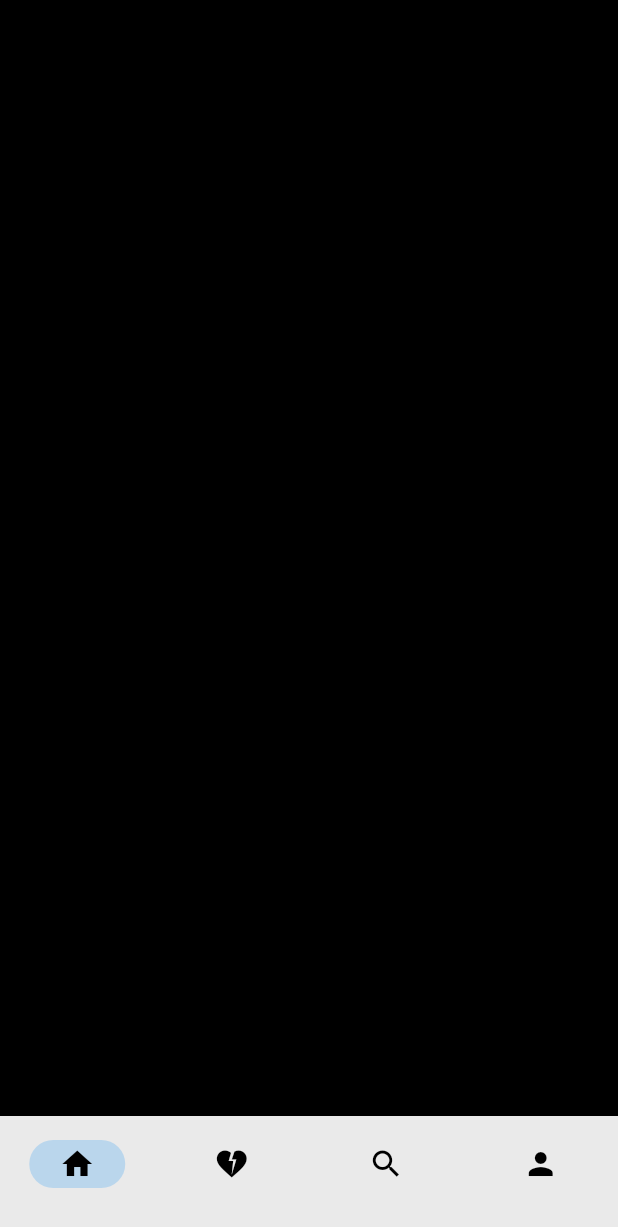
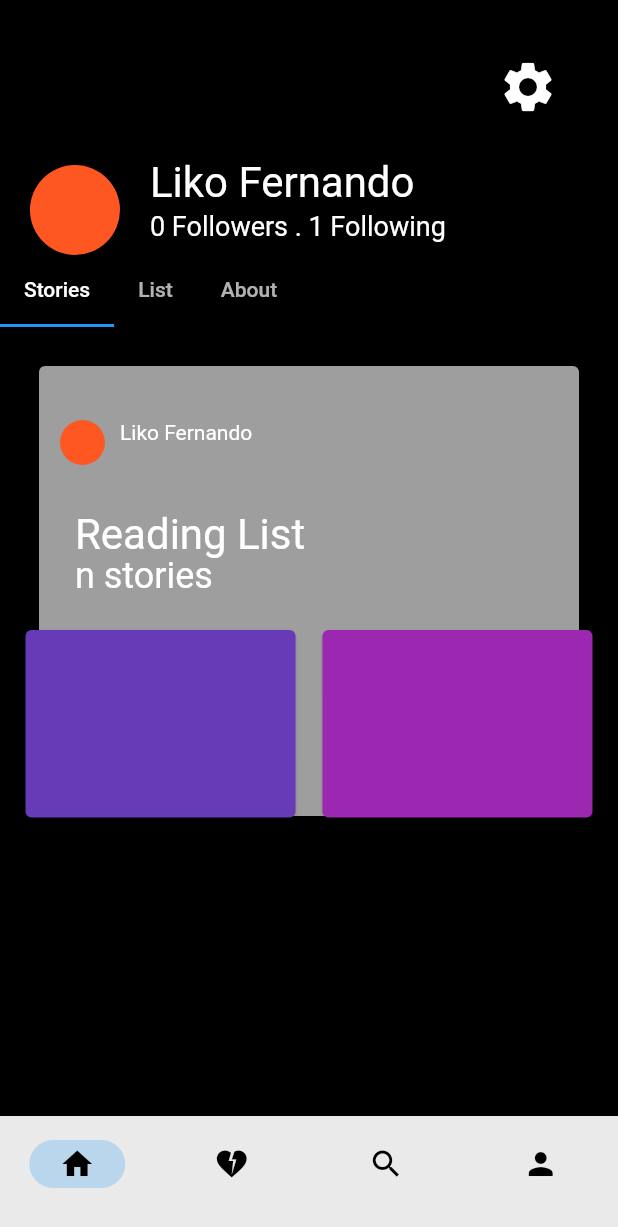
Before and after one commit to LinkedLik/UTS-MOBILE-PROGRAMMING-KEL-2, a Flutter app: the Navigasi screen opened directly, item 4 of the bottom bar chosen, on a phone screen of 412 x 824 dp. Shown: the top 1227 px of the screen. Run offline on Flutter 3.47's test engine with Material 2 defaults, Android fonts, the phone set to English and light mode, and no system bars.

Commit message:
Tambahan Menu Profile

```diff
--- /dev/null
+++ b/lib/Profile/profile.dart
@@ -0,0 +1,135 @@
+import 'package:flutter/material.dart';
+
+class Profile extends StatefulWidget {
+  const Profile({super.key});
+
+  @override
+  State<Profile> createState() => _ProfileState();
+}
+
+class _ProfileState extends State<Profile> {
+  @override
+  Widget build(BuildContext context) {
+    return Scaffold(
+      backgroundColor: Colors.black,
+      body: Column(
+        children: <Widget>[
+          Stack(fit: StackFit.passthrough, children: <Widget>[
+            Container(
+              alignment: Alignment.topRight,
+              margin: EdgeInsets.only(right: 40, top: 30),
+              child: IconButton(
+                icon: const Icon(
+                  Icons.settings,
+                  size: 40,
+                ),
+                color: Colors.white,
+                onPressed: () {
+                  // Panggil si Settings
+                },
+              ),
+            ),
+            Container(
+              alignment: Alignment.centerLeft,
+              margin: EdgeInsets.only(top: 110, left: 20),
+              child: CircleAvatar(
+                radius: 30,
+                backgroundColor: Colors.deepOrange,
+              ),
+            ),
+            Container(
+              margin: EdgeInsets.only(top: 105, left: 100),
+              child: Text(
+                "Liko Fernando",
+                style: TextStyle(color: Colors.white, fontSize: 28),
+              ),
+            ),
+            Container(
+              margin: EdgeInsets.only(top: 140, left: 100),
+              child: Text(
+                "0 Followers . 1 Following",
+                style: TextStyle(color: Colors.white, fontSize: 18),
+              ),
+            ),
+            Container(
+              margin: EdgeInsets.only(top: 170),
+              child: DefaultTabController(
+                length: 3,
+                child: TabBar(
+                  isScrollable: true,
+                  tabs: [
+                    Tab(child: Text("Stories")),
+                    Tab(child: Text("List")),
+                    Tab(child: Text("About"))
+                  ],
+                ),
+              ),
+            ),
+            Container(
+              alignment: Alignment.center,
+              margin: EdgeInsets.only(top: 240),
+              child: Card(
+                color: Colors.grey,
+                child: SizedBox(
+                  height: 300,
+                  width: 360,
+                ),
+              ),
+            ),
+            Container(
+              margin: EdgeInsets.only(top: 280, left: 40),
+              alignment: Alignment.centerLeft,
+              child: CircleAvatar(
+                radius: 15,
+                backgroundColor: Colors.deepOrange,
+              ),
+            ),
+            Container(
+              margin: EdgeInsets.only(top: 280, left: 80),
+              child: Text(
+                "Liko Fernando",
+                style: TextStyle(color: Colors.white),
+              ),
+            ),
+            Container(
+              margin: EdgeInsets.only(top: 340, left: 50),
+              child: Text(
+                "Reading List",
+                style: TextStyle(color: Colors.white, fontSize: 28),
+              ),
+            ),
+            Container(
+              margin: EdgeInsets.only(left: 50, top: 370),
+              child: Text(
+                "n stories",
+                style: TextStyle(color: Colors.white, fontSize: 24),
+              ),
+            ),
+            Container(
+              alignment: Alignment.centerLeft,
+              child: Card(
+                margin: EdgeInsets.only(top: 420, left: 17),
+                color: Colors.deepPurple,
+                child: SizedBox(
+                  height: 125,
+                  width: 180,
+                ),
+              ),
+            ),
+            Container(
+              alignment: Alignment.centerRight,
+              child: Card(
+                margin: EdgeInsets.only(top: 420, right: 17),
+                color: Colors.purple,
+                child: SizedBox(
+                  height: 125,
+                  width: 180,
+                ),
+              ),
+            )
+          ])
+        ],
+      ),
+    );
+  }
+}
--- a/lib/navigasi.dart
+++ b/lib/navigasi.dart
@@ -2,6 +2,7 @@ import 'package:flutter/material.dart';
 import 'package:majalah_uts/Read/tampilan_home.dart';
 import 'package:majalah_uts/Search/Tampilan_Search.dart';
 
+import 'Profile/profile.dart';
 import 'Read/home.dart';
 import 'Saved/save.dart';
 
@@ -47,6 +48,7 @@ class _NavigasiState extends State<Navigasi> {
         ),
         Container(
           alignment: Alignment.center,
+          child: Profile(),
         )
       ][indexDipilih],
     );
```
